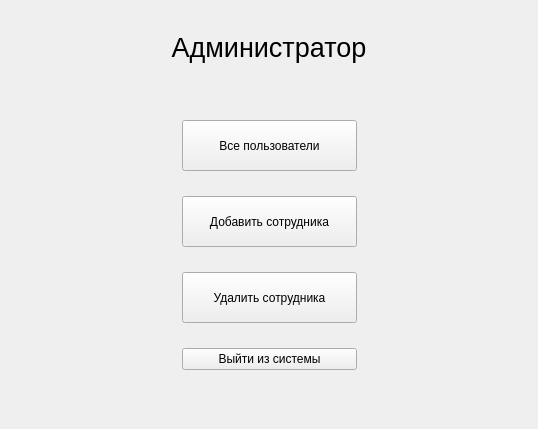
The window that gui/adminmainwindow.ui (rkv04/test) describes before a commit, drawn with Qt 5.
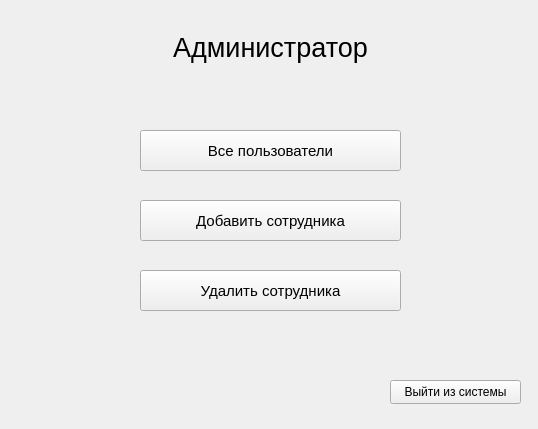
The same window after the commit.

What changed in the file:
```diff
--- a/gui/adminmainwindow.ui
+++ b/gui/adminmainwindow.ui
@@ -26,21 +26,15 @@
    <string>MainWindow</string>
   </property>
   <widget class="QWidget" name="centralwidget">
-   <layout class="QGridLayout" name="gridLayout_2">
-    <property name="leftMargin">
-     <number>30</number>
-    </property>
-    <property name="topMargin">
-     <number>10</number>
-    </property>
-    <property name="rightMargin">
-     <number>30</number>
-    </property>
-    <property name="bottomMargin">
-     <number>30</number>
-    </property>
-    <item row="0" column="0">
      <widget class="QLabel" name="label">
+    <property name="geometry">
+     <rect>
+      <x>10</x>
+      <y>10</y>
+      <width>521</width>
+      <height>75</height>
+     </rect>
+    </property>
       <property name="minimumSize">
        <size>
         <width>0</width>
@@ -59,141 +53,76 @@
        <set>Qt::AlignCenter</set>
       </property>
      </widget>
-    </item>
-    <item row="1" column="0">
-     <layout class="QGridLayout" name="gridLayout">
-      <item row="0" column="1">
-       <spacer name="verticalSpacer_2">
-        <property name="orientation">
-         <enum>Qt::Vertical</enum>
-        </property>
-        <property name="sizeHint" stdset="0">
-         <size>
-          <width>20</width>
-          <height>40</height>
-         </size>
-        </property>
-       </spacer>
-      </item>
-      <item row="1" column="0">
-       <spacer name="horizontalSpacer">
-        <property name="orientation">
-         <enum>Qt::Horizontal</enum>
-        </property>
-        <property name="sizeHint" stdset="0">
-         <size>
-          <width>40</width>
-          <height>20</height>
-         </size>
-        </property>
-       </spacer>
-      </item>
-      <item row="1" column="1">
-       <layout class="QVBoxLayout" name="verticalLayout">
-        <property name="spacing">
-         <number>25</number>
-        </property>
-        <item>
-         <widget class="QPushButton" name="pushButton_2">
-          <property name="minimumSize">
-           <size>
-            <width>175</width>
-            <height>51</height>
-           </size>
-          </property>
-          <property name="maximumSize">
-           <size>
-            <width>175</width>
-            <height>51</height>
-           </size>
-          </property>
-          <property name="text">
-           <string>Все пользователи</string>
-          </property>
-         </widget>
-        </item>
-        <item>
-         <widget class="QPushButton" name="pushButton">
-          <property name="minimumSize">
-           <size>
-            <width>175</width>
-            <height>51</height>
-           </size>
-          </property>
-          <property name="maximumSize">
-           <size>
-            <width>175</width>
-            <height>51</height>
-           </size>
-          </property>
-          <property name="text">
-           <string>Добавить сотрудника</string>
-          </property>
-         </widget>
-        </item>
-        <item>
-         <widget class="QPushButton" name="pushButton_4">
-          <property name="minimumSize">
-           <size>
-            <width>175</width>
-            <height>51</height>
-           </size>
-          </property>
-          <property name="maximumSize">
-           <size>
-            <width>175</width>
-            <height>51</height>
-           </size>
+   <widget class="QPushButton" name="deleteEmployeeButton">
+    <property name="geometry">
+     <rect>
+      <x>140</x>
+      <y>270</y>
+      <width>261</width>
+      <height>41</height>
+     </rect>
+    </property>
+    <property name="font">
+     <font>
+      <family>Segoe UI</family>
+      <pointsize>11</pointsize>
+     </font>
           </property>
           <property name="text">
            <string>Удалить сотрудника</string>
           </property>
          </widget>
-        </item>
-        <item>
-         <widget class="QPushButton" name="pushButton_3">
-          <property name="minimumSize">
-           <size>
-            <width>0</width>
-            <height>0</height>
-           </size>
+   <widget class="QPushButton" name="addEmployeeButton">
+    <property name="geometry">
+     <rect>
+      <x>140</x>
+      <y>200</y>
+      <width>261</width>
+      <height>41</height>
+     </rect>
+    </property>
+    <property name="font">
+     <font>
+      <family>Segoe UI</family>
+      <pointsize>11</pointsize>
+     </font>
+    </property>
+    <property name="text">
+     <string>Добавить сотрудника</string>
+    </property>
+   </widget>
+   <widget class="QPushButton" name="usersButton">
+    <property name="geometry">
+     <rect>
+      <x>140</x>
+      <y>130</y>
+      <width>261</width>
+      <height>41</height>
+     </rect>
+    </property>
+    <property name="font">
+     <font>
+      <family>Segoe UI</family>
+      <pointsize>11</pointsize>
+     </font>
+    </property>
+    <property name="text">
+     <string>Все пользователи</string>
+    </property>
+   </widget>
+   <widget class="QPushButton" name="logoutButton">
+    <property name="geometry">
+     <rect>
+      <x>390</x>
+      <y>380</y>
+      <width>131</width>
+      <height>24</height>
+     </rect>
           </property>
           <property name="text">
            <string>Выйти из системы</string>
           </property>
          </widget>
-        </item>
-       </layout>
-      </item>
-      <item row="1" column="2">
-       <spacer name="horizontalSpacer_2">
-        <property name="orientation">
-         <enum>Qt::Horizontal</enum>
-        </property>
-        <property name="sizeHint" stdset="0">
-         <size>
-          <width>40</width>
-          <height>20</height>
-         </size>
-        </property>
-       </spacer>
-      </item>
-      <item row="2" column="1">
-       <spacer name="verticalSpacer">
-        <property name="orientation">
-         <enum>Qt::Vertical</enum>
-        </property>
-        <property name="sizeHint" stdset="0">
-         <size>
-          <width>20</width>
-          <height>40</height>
-         </size>
-        </property>
-       </spacer>
-      </item>
-     </layout>
-    </item>
-   </layout>
   </widget>
  </widget>
  <resources/>
```
Lines whose indentation alone changed are shown as unchanged.
